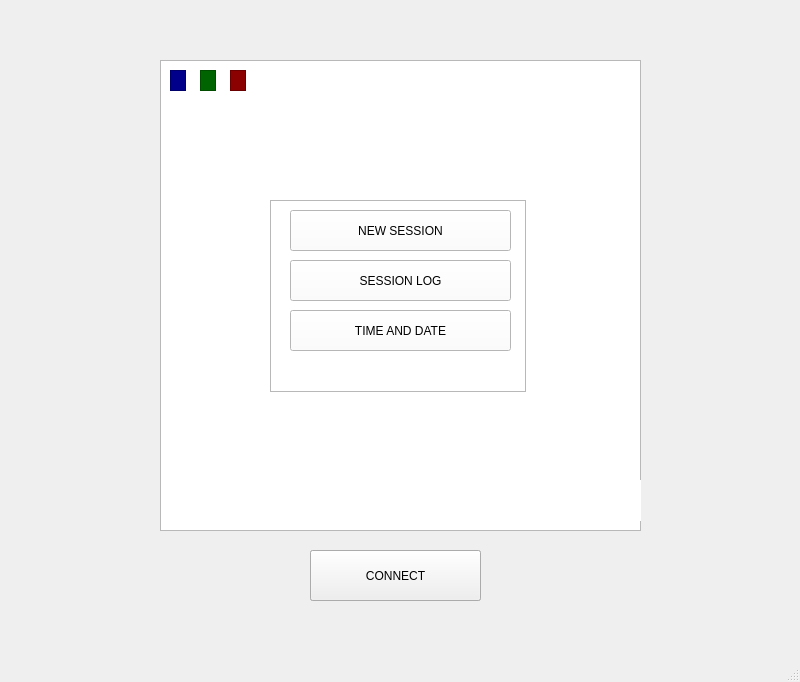
Qt form mainwindow.ui (JacobTAMcKee/3004Project) before a commit.
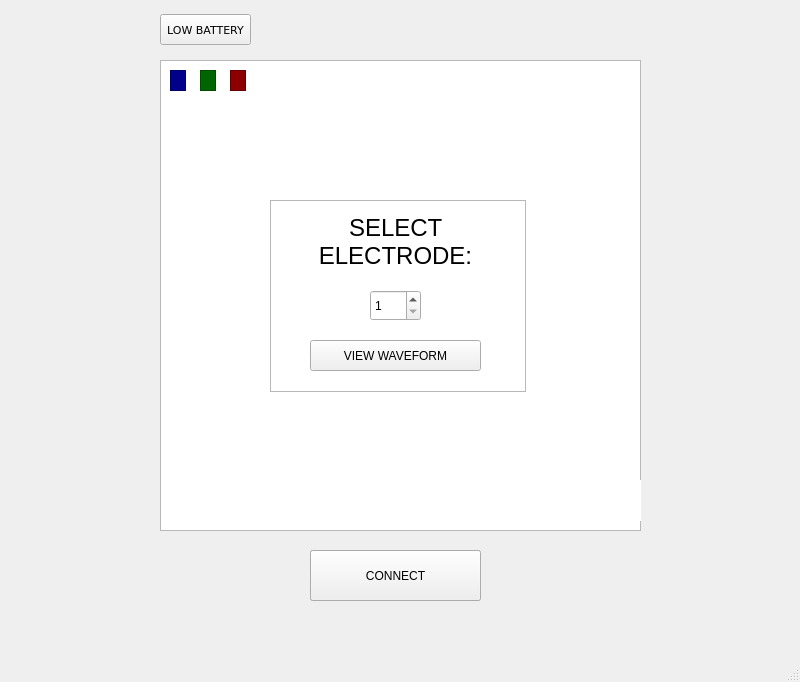
The same form after that commit. The open tabs and pages were chosen to show the change. Icons and pictures are not drawn.

Patch:
```diff
--- a/mainwindow.ui
+++ b/mainwindow.ui
@@ -264,7 +264,7 @@
       <property name="geometry">
        <rect>
         <x>10</x>
-        <y>60</y>
+        <y>50</y>
         <width>221</width>
         <height>41</height>
        </rect>
@@ -285,7 +285,7 @@
       <property name="geometry">
        <rect>
         <x>10</x>
-        <y>110</y>
+        <y>90</y>
         <width>221</width>
         <height>41</height>
        </rect>
@@ -424,6 +424,60 @@
       </property>
      </widget>
     </widget>
+    <widget class="QWidget" name="waveformPage">
+     <widget class="QSpinBox" name="electrodeSpinBox">
+      <property name="geometry">
+       <rect>
+        <x>90</x>
+        <y>90</y>
+        <width>51</width>
+        <height>31</height>
+       </rect>
+      </property>
+      <property name="minimum">
+       <number>1</number>
+      </property>
+      <property name="maximum">
+       <number>7</number>
+      </property>
+     </widget>
+     <widget class="QTextEdit" name="selectElectrodePrompt">
+      <property name="geometry">
+       <rect>
+        <x>30</x>
+        <y>10</y>
+        <width>171</width>
+        <height>81</height>
+       </rect>
+      </property>
+      <property name="styleSheet">
+       <string notr="true">border: none;</string>
+      </property>
+      <property name="readOnly">
+       <bool>true</bool>
+      </property>
+      <property name="html">
+       <string>&lt;!DOCTYPE HTML PUBLIC &quot;-//W3C//DTD HTML 4.0//EN&quot; &quot;http://www.w3.org/TR/REC-html40/strict.dtd&quot;&gt;
+&lt;html&gt;&lt;head&gt;&lt;meta name=&quot;qrichtext&quot; content=&quot;1&quot; /&gt;&lt;style type=&quot;text/css&quot;&gt;
+p, li { white-space: pre-wrap; }
+&lt;/style&gt;&lt;/head&gt;&lt;body style=&quot; font-family:'Sans'; font-size:10pt; font-weight:400; font-style:normal;&quot;&gt;
+&lt;p align=&quot;center&quot; style=&quot; margin-top:0px; margin-bottom:0px; margin-left:0px; margin-right:0px; -qt-block-indent:0; text-indent:0px;&quot;&gt;&lt;span style=&quot; font-size:18pt;&quot;&gt;SELECT ELECTRODE:&lt;/span&gt;&lt;/p&gt;&lt;/body&gt;&lt;/html&gt;</string>
+      </property>
+     </widget>
+     <widget class="QPushButton" name="openGraphButton">
+      <property name="geometry">
+       <rect>
+        <x>30</x>
+        <y>140</y>
+        <width>171</width>
+        <height>31</height>
+       </rect>
+      </property>
+      <property name="text">
+       <string>VIEW WAVEFORM</string>
+      </property>
+     </widget>
+    </widget>
    </widget>
    <widget class="QTableWidget" name="contactLight">
     <property name="geometry">
@@ -507,6 +561,25 @@
 background-repeat:none;</string>
     </property>
    </widget>
+   <widget class="QPushButton" name="lowBatteryButton">
+    <property name="geometry">
+     <rect>
+      <x>160</x>
+      <y>14</y>
+      <width>91</width>
+      <height>31</height>
+     </rect>
+    </property>
+    <property name="font">
+     <font>
+      <family>DejaVu Sans</family>
+      <pointsize>8</pointsize>
+     </font>
+    </property>
+    <property name="text">
+     <string>LOW BATTERY</string>
+    </property>
+   </widget>
   </widget>
   <widget class="QMenuBar" name="menubar">
    <property name="geometry">
```
Left out of the diff: 26 changed lines with no effect on the pictures.
